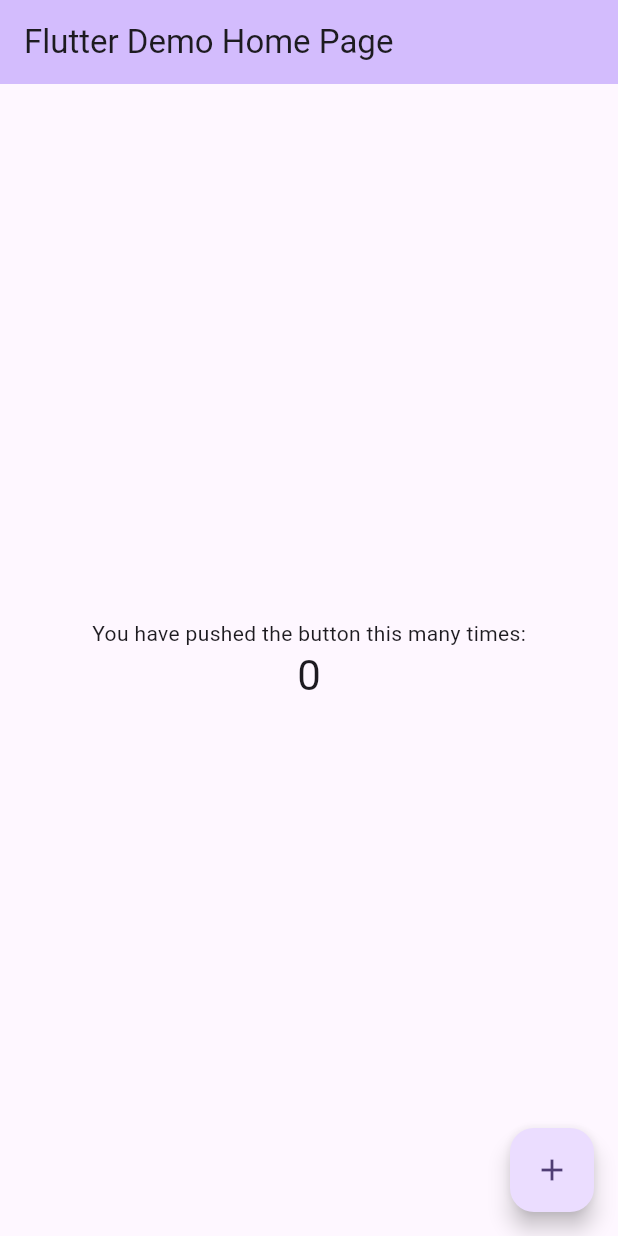
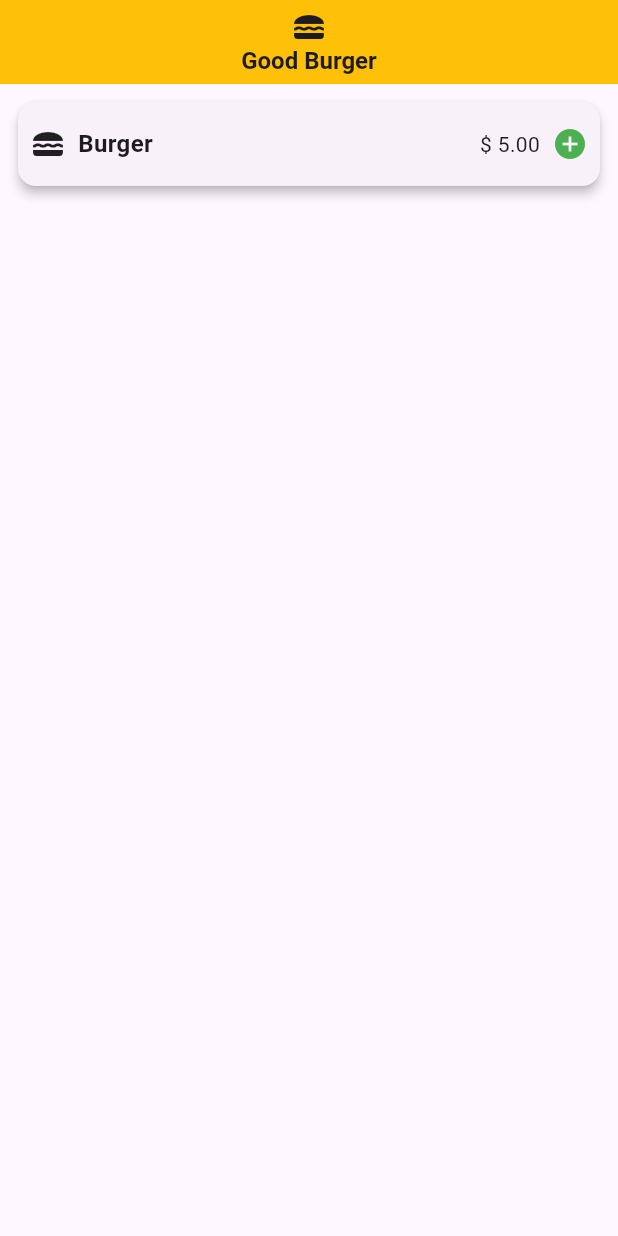
Before and after one commit to GSFZamai/tech-challenge-st-genetics, a Flutter app: the screen it shows after launch, on a phone screen of 412 x 824 dp. Run offline on Flutter 3.47's test engine with Material 3 defaults, Android fonts, the phone set to English and light mode, and no system bars.

Commit message:
refactor: productModel

```diff
--- a/lib/main.dart
+++ b/lib/main.dart
@@ -1,4 +1,5 @@
 import 'package:flutter/material.dart';
+import 'package:good_hamburger/views/screens/product_list_screen.dart';
 
 void main() {
   runApp(const MyApp());
@@ -11,112 +12,9 @@ class MyApp extends StatelessWidget {
   @override
   Widget build(BuildContext context) {
     return MaterialApp(
-      title: 'Flutter Demo',
-      theme: ThemeData(
-        // This is the theme of your application.
-        //
-        // TRY THIS: Try running your application with "flutter run". You'll see
-        // the application has a purple toolbar. Then, without quitting the app,
-        // try changing the seedColor in the colorScheme below to Colors.green
-        // and then invoke "hot reload" (save your changes or press the "hot
-        // reload" button in a Flutter-supported IDE, or press "r" if you used
-        // the command line to start the app).
-        //
-        // Notice that the counter didn't reset back to zero; the application
-        // state is not lost during the reload. To reset the state, use hot
-        // restart instead.
-        //
-        // This works for code too, not just values: Most code changes can be
-        // tested with just a hot reload.
-        colorScheme: .fromSeed(seedColor: Colors.deepPurple),
-      ),
-      home: const MyHomePage(title: 'Flutter Demo Home Page'),
+      title: 'Good Burger',
+      theme: ThemeData(colorScheme: .fromSeed(seedColor: Colors.deepPurple)),
+      home: const ProductListScreen(),
     );
   }
 }
-
-class MyHomePage extends StatefulWidget {
-  const MyHomePage({super.key, required this.title});
-
-  // This widget is the home page of your application. It is stateful, meaning
-  // that it has a State object (defined below) that contains fields that affect
-  // how it looks.
-
-  // This class is the configuration for the state. It holds the values (in this
-  // case the title) provided by the parent (in this case the App widget) and
-  // used by the build method of the State. Fields in a Widget subclass are
-  // always marked "final".
-
-  final String title;
-
-  @override
-  State<MyHomePage> createState() => _MyHomePageState();
-}
-
-class _MyHomePageState extends State<MyHomePage> {
-  int _counter = 0;
-
-  void _incrementCounter() {
-    setState(() {
-      // This call to setState tells the Flutter framework that something has
-      // changed in this State, which causes it to rerun the build method below
-      // so that the display can reflect the updated values. If we changed
-      // _counter without calling setState(), then the build method would not be
-      // called again, and so nothing would appear to happen.
-      _counter++;
-    });
-  }
-
-  @override
-  Widget build(BuildContext context) {
-    // This method is rerun every time setState is called, for instance as done
-    // by the _incrementCounter method above.
-    //
-    // The Flutter framework has been optimized to make rerunning build methods
-    // fast, so that you can just rebuild anything that needs updating rather
-    // than having to individually change instances of widgets.
-    return Scaffold(
-      appBar: AppBar(
-        // TRY THIS: Try changing the color here to a specific color (to
-        // Colors.amber, perhaps?) and trigger a hot reload to see the AppBar
-        // change color while the other colors stay the same.
-        backgroundColor: Theme.of(context).colorScheme.inversePrimary,
-        // Here we take the value from the MyHomePage object that was created by
-        // the App.build method, and use it to set our appbar title.
-        title: Text(widget.title),
-      ),
-      body: Center(
-        // Center is a layout widget. It takes a single child and positions it
-        // in the middle of the parent.
-        child: Column(
-          // Column is also a layout widget. It takes a list of children and
-          // arranges them vertically. By default, it sizes itself to fit its
-          // children horizontally, and tries to be as tall as its parent.
-          //
-          // Column has various properties to control how it sizes itself and
-          // how it positions its children. Here we use mainAxisAlignment to
-          // center the children vertically; the main axis here is the vertical
-          // axis because Columns are vertical (the cross axis would be
-          // horizontal).
-          //
-          // TRY THIS: Invoke "debug painting" (choose the "Toggle Debug Paint"
-          // action in the IDE, or press "p" in the console), to see the
-          // wireframe for each widget.
-          mainAxisAlignment: .center,
-          children: [
-            const Text('You have pushed the button this many times:'),
-            Text(
-              '$_counter',
-              style: Theme.of(context).textTheme.headlineMedium,
-            ),
-          ],
-        ),
-      ),
-      floatingActionButton: FloatingActionButton(
-        onPressed: _incrementCounter,
-        tooltip: 'Increment',
-        child: const Icon(Icons.add),
-      ),
-    );
-  }
-}
--- a/lib/models/product.dart
+++ b/lib/models/entities/product.dart
@@ -6,7 +6,7 @@ class Product {
   final ProductCategoryEnum category;
   final double price;
 
-  Product({
+  const Product({
     required this.id,
     required this.name,
     required this.category,
--- /dev/null
+++ b/lib/views/screens/product_list_screen.dart
@@ -0,0 +1,44 @@
+import 'package:flutter/material.dart';
+import 'package:good_hamburger/models/enums/product_category_enum.dart';
+import 'package:good_hamburger/models/entities/product.dart';
+import 'package:good_hamburger/views/screens/widgets/product_widget.dart';
+
+class ProductListScreen extends StatelessWidget {
+  ProductListScreen({super.key});
+
+  @override
+  Widget build(BuildContext context) {
+    return Scaffold(
+      appBar: AppBar(
+        backgroundColor: Colors.amber,
+        title: Align(
+          alignment: AlignmentGeometry.center,
+          child: Column(
+            children: [
+              Icon(Icons.lunch_dining),
+              Text(
+                'Good Burger',
+                style: TextStyle(fontSize: 16, fontWeight: FontWeight.bold),
+              ),
+            ],
+          ),
+        ),
+      ),
+      body: Padding(
+        padding: EdgeInsetsGeometry.all(8),
+        child: const Column(
+          children: [
+            ProductWidget(
+              product: Product(
+                id: 1,
+                name: 'Burger',
+                category: ProductCategoryEnum.sandwich,
+                price: 5.00,
+              ),
+            ),
+          ],
+        ),
+      ),
+    );
+  }
+}
--- /dev/null
+++ b/lib/views/screens/widgets/product_widget.dart
@@ -0,0 +1,39 @@
+import 'package:flutter/material.dart';
+import 'package:good_hamburger/models/entities/product.dart';
+
+class ProductWidget extends StatelessWidget {
+  final Product product;
+  const ProductWidget({super.key, required this.product});
+
+  @override
+  Widget build(BuildContext context) {
+    return Card(
+      elevation: 3,
+      child: Padding(
+        padding: EdgeInsetsGeometry.symmetric(vertical: 16, horizontal: 8),
+        child: Row(
+          mainAxisAlignment: MainAxisAlignment.spaceBetween,
+          children: [
+            Row(
+              spacing: 8,
+              children: [
+                Icon(Icons.lunch_dining),
+                Text(
+                  product.name,
+                  style: TextStyle(fontSize: 16, fontWeight: FontWeight.bold),
+                ),
+              ],
+            ),
+            Row(
+              spacing: 8,
+              children: [
+                Text('\$ ${product.price.toStringAsFixed(2)}'),
+                Icon(Icons.add_circle, color: Colors.green),
+              ],
+            ),
+          ],
+        ),
+      ),
+    );
+  }
+}
```
Also changed, not shown: lib/infra/products_repository.dart (deleted, +0 -38 lines), lib/models/product_model.dart (added, +32 -0 lines), lib/models/product_order_model.dart (renamed from lib/models/product_order.dart, +5 -5 lines), lib/view_models/product_order_view_model.dart (added, +17 -0 lines), 4 other files.
